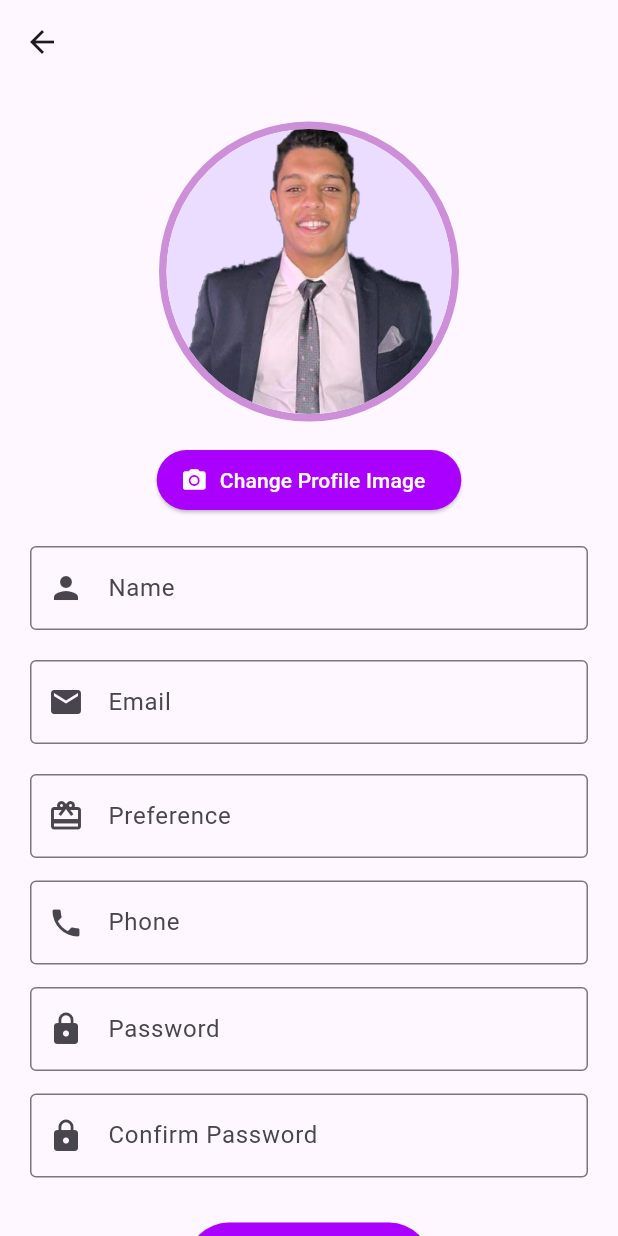
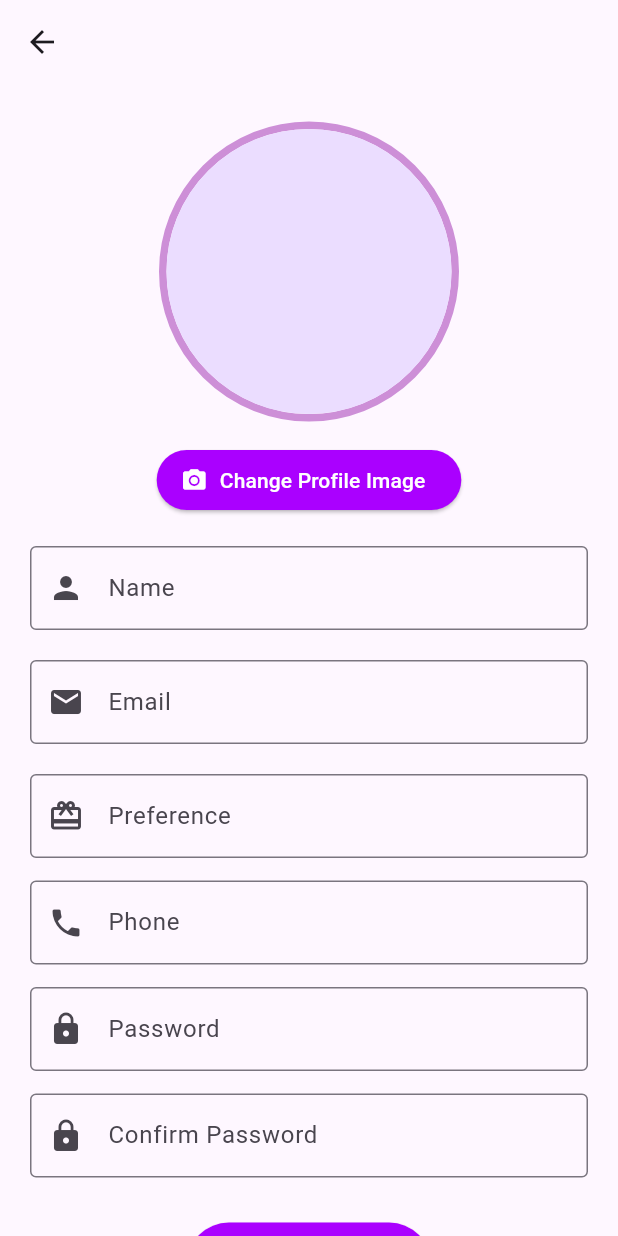
Before and after one commit to ShadyGirgis79/Hedieaty-Mobile-App, a Flutter app: the SignUpPage screen opened by its route, on a phone screen of 412 x 824 dp. Run offline on Flutter 3.47's test engine with Material 3 defaults, Android fonts, the phone set to English and light mode, and no system bars; our stand-ins replace firebase_auth, firebase_core, firebase_database, image_picker, sqflite; accounts and stored records are empty.

```diff
--- a/lib/Controller/SignUpController.dart
+++ b/lib/Controller/SignUpController.dart
@@ -1,6 +1,5 @@
 
 import 'package:firebase_database/firebase_database.dart';
-import 'package:hedieaty/Model/Database/Database.dart';
 import 'package:hedieaty/Model/User_Model.dart';
 import 'Validation.dart';
 
--- a/lib/Registration/SignUpPage.dart
+++ b/lib/Registration/SignUpPage.dart
@@ -8,9 +8,6 @@ import '../Controller/ShowMessage.dart';
 import '../Controller/SignUpController.dart';
 import '../Controller/Validation.dart';
 import '../Model/Database/Authentication.dart';
-
-
-
 
 
 class SignUpPage extends StatefulWidget {
@@ -117,7 +114,8 @@ class _SignUpPageState extends State<SignUpPage> {
                   radius: 100,
                   backgroundImage: imageFile != null
                       ? FileImage(File(imageFile!.path))
-                      : AssetImage("Assets/MyPhoto.png") as ImageProvider,
+                      : null ,
+                  //AssetImage("Assets/MyPhoto.png") as ImageProvider,
                 ),
               ),
               const SizedBox(height: 10),
```
